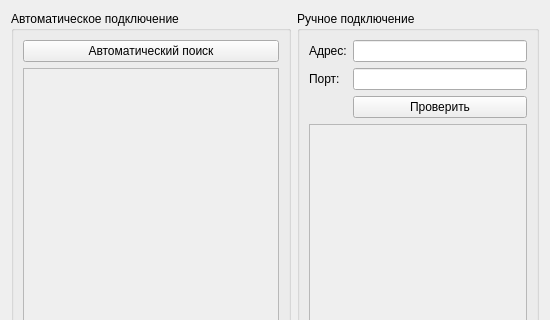
The window that Source/search.ui (Grandbrain/Sensor) describes before a commit, drawn with Qt 5; both pictures show x 0 to 550 and y 0 to 320 of the 550 by 500 pixel window.
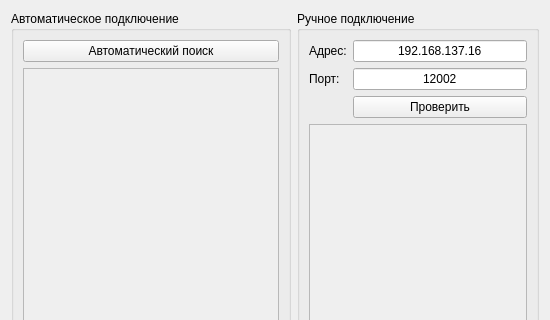
The same window after the commit.

The edit to the form file:
```diff
--- a/Source/search.ui
+++ b/Source/search.ui
@@ -114,6 +114,12 @@
               <verstretch>0</verstretch>
              </sizepolicy>
             </property>
+            <property name="text">
+             <string>12002</string>
+            </property>
+            <property name="alignment">
+             <set>Qt::AlignCenter</set>
+            </property>
            </widget>
           </item>
           <item row="0" column="1">
@@ -124,6 +130,12 @@
               <verstretch>0</verstretch>
              </sizepolicy>
             </property>
+            <property name="text">
+             <string>192.168.137.16</string>
+            </property>
+            <property name="alignment">
+             <set>Qt::AlignCenter</set>
+            </property>
            </widget>
           </item>
           <item row="2" column="1">
```
Left out of the diff: 67 changed lines with no effect on the pictures.
